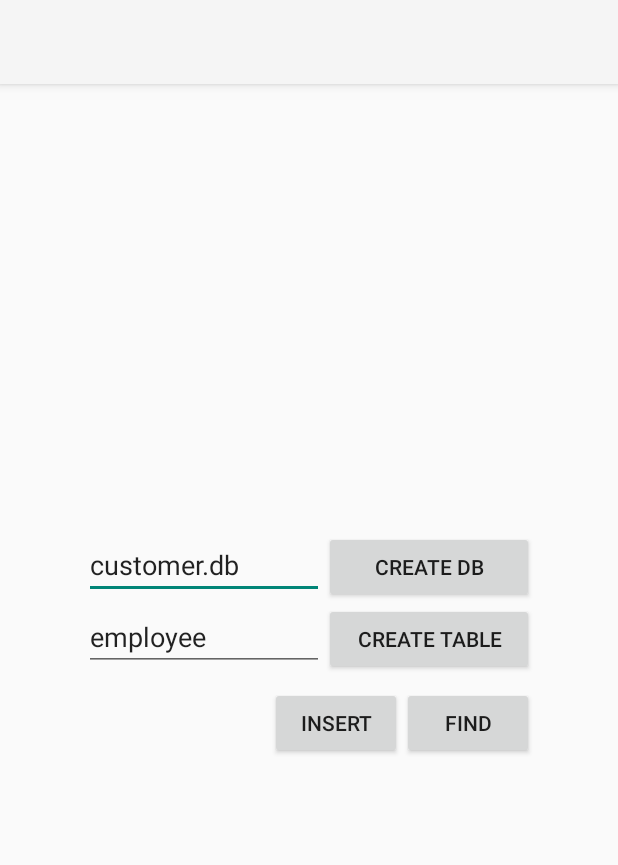
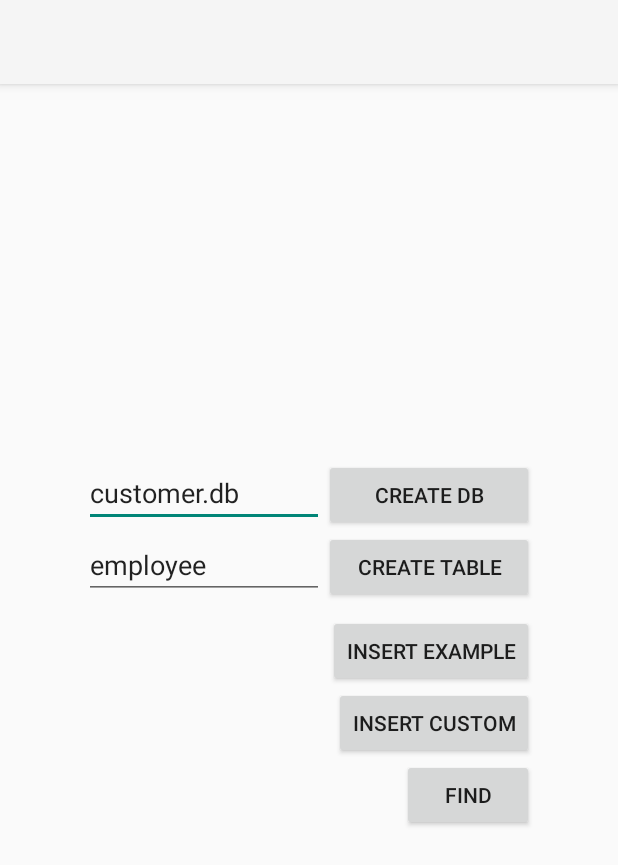
Before and after one commit to BedrockDev/Sunrin2018, an Android app: the screen it shows after launch (MainActivity), on a phone screen of 412 x 824 dp. Shown: the top 865 px of the screen. Run offline under Robolectric (Android 15) with nearby library versions, the light colour scheme and no system bars.

Commit message:
Added Android SQL insert / select example

```diff
--- a/Software/Android/Application12/app/src/main/res/layout/activity_main.xml
+++ b/Software/Android/Application12/app/src/main/res/layout/activity_main.xml
@@ -59,13 +59,20 @@
             android:layout_height="wrap_content"
             android:layout_gravity="right"
             android:layout_marginTop="8dp"
-            android:orientation="horizontal">
+            android:gravity="right"
+            android:orientation="vertical">
 
             <Button
                 android:id="@+id/button_insert"
                 android:layout_width="wrap_content"
                 android:layout_height="wrap_content"
-                android:text="Insert" />
+                android:text="Insert example" />
+
+            <Button
+                android:id="@+id/button_insert_custom"
+                android:layout_width="wrap_content"
+                android:layout_height="wrap_content"
+                android:text="Insert custom" />
 
             <Button
                 android:id="@+id/button_find"
```
Also changed, not shown: Software/Android/Application12/app/src/main/java/com/berict/application12/MainActivity.java (+107 -1 lines).
